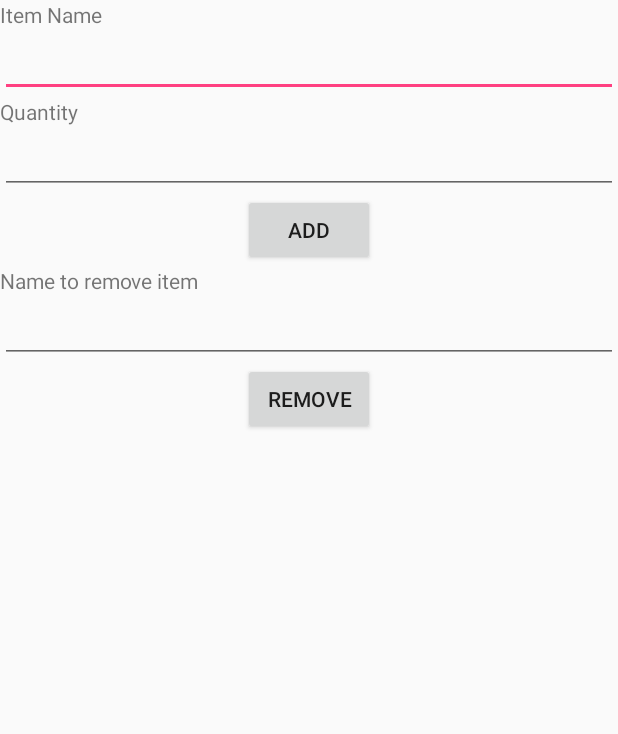
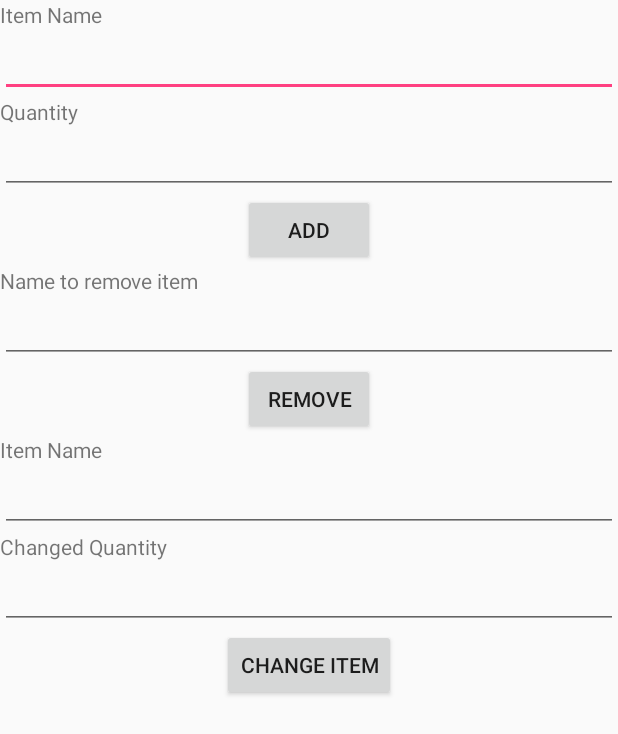
Before and after one commit to vithackathon/InventoryManagement, an Android app: the layout activity_add_item.xml on its own in the app's theme, with its tools: preview values and no code run, on a phone screen of 412 x 824 dp. Shown: the top 734 px of the screen. Run offline under Robolectric (Android 15) with nearby library versions, the phone set to English and light mode, and no system bars.

Commit message:
check kara

```diff
--- a/app/src/main/java/com/vit/trf/inventorymanagement/MainActivity.java
+++ b/app/src/main/java/com/vit/trf/inventorymanagement/MainActivity.java
@@ -74,7 +74,7 @@ public class MainActivity extends AppCompatActivity {
         textView_forgot_password.setOnClickListener(new View.OnClickListener() {
             @Override
             public void onClick(View view) {
-                startActivity(new Intent(MainActivity.this,ResetPasswordActivity.class));
+                startActivity(new Intent(MainActivity.this,ForgotPasswordActivity.class));
             }
         });
     }
--- a/app/src/main/res/layout/activity_add_item.xml
+++ b/app/src/main/res/layout/activity_add_item.xml
@@ -54,5 +54,34 @@
         android:id="@+id/removeitem"
         />
 
+<!---->
 
+    <TextView
+        android:layout_width="wrap_content"
+        android:layout_height="wrap_content"
+        android:text="Item Name"/>
+    <EditText
+        android:layout_width="match_parent"
+        android:layout_height="wrap_content"
+        android:id="@+id/itemnamechange"
+        />
+
+    <TextView
+        android:layout_width="wrap_content"
+        android:layout_height="wrap_content"
+        android:text="Changed Quantity"/>
+
+    <EditText
+        android:layout_width="match_parent"
+        android:layout_height="wrap_content"
+        android:id="@+id/itemquantitychange"
+        />
+
+    <Button
+        android:layout_width="wrap_content"
+        android:layout_height="wrap_content"
+        android:layout_gravity="center"
+        android:text="Change item"
+        android:id="@+id/changeitem"
+        />
 </LinearLayout>
--- a/app/src/main/res/layout/activity_reset_password.xml
+++ b/app/src/main/res/layout/activity_reset_password.xml
@@ -1,5 +1,5 @@
 <?xml version="1.0" encoding="utf-8"?>
-<android.support.constraint.ConstraintLayout xmlns:android="http://schemas.android.com/apk/res/android"
+<LinearLayout xmlns:android="http://schemas.android.com/apk/res/android"
     xmlns:app="http://schemas.android.com/apk/res-auto"
     xmlns:tools="http://schemas.android.com/tools"
     android:layout_width="match_parent"
@@ -41,4 +41,4 @@
     </LinearLayout>
 
 
-</android.support.constraint.ConstraintLayout>
+</LinearLayout>
```
Also changed, not shown: app/src/main/AndroidManifest.xml (+6 -5 lines), app/src/main/java/com/vit/trf/inventorymanagement/AddItem.java (+95 -18 lines), app/src/main/java/com/vit/trf/inventorymanagement/LauncherActivity.java (added, +37 -0 lines), app/src/main/res/layout/activity_launcher.xml (added, +25 -0 lines), 1 other file.
